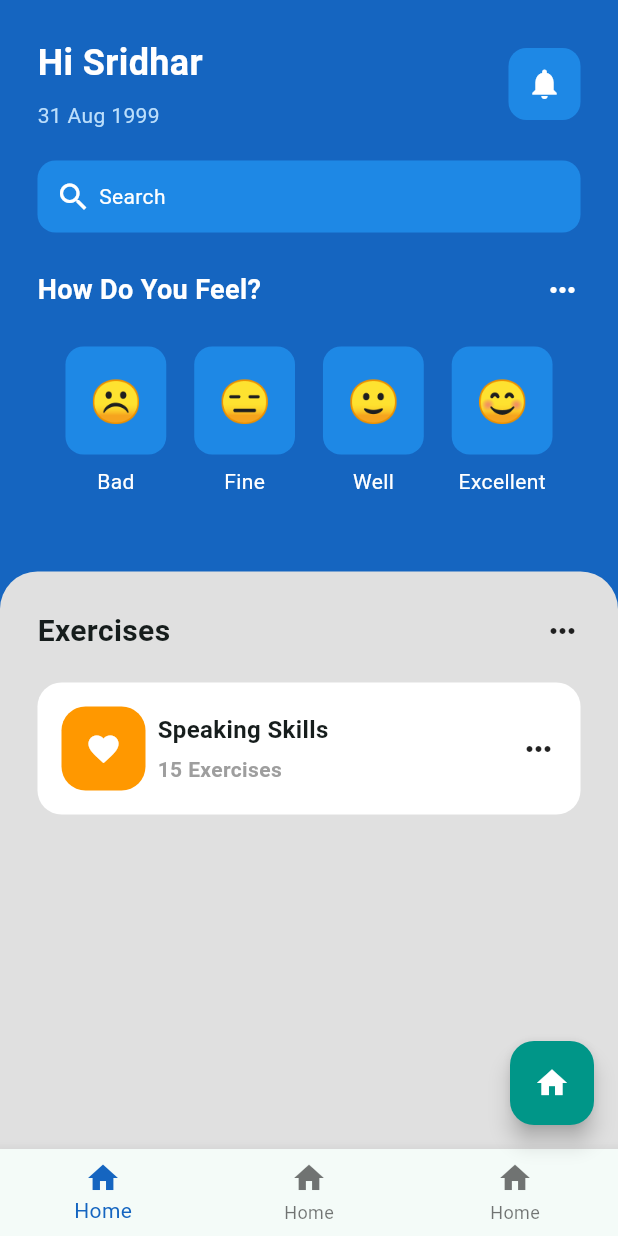
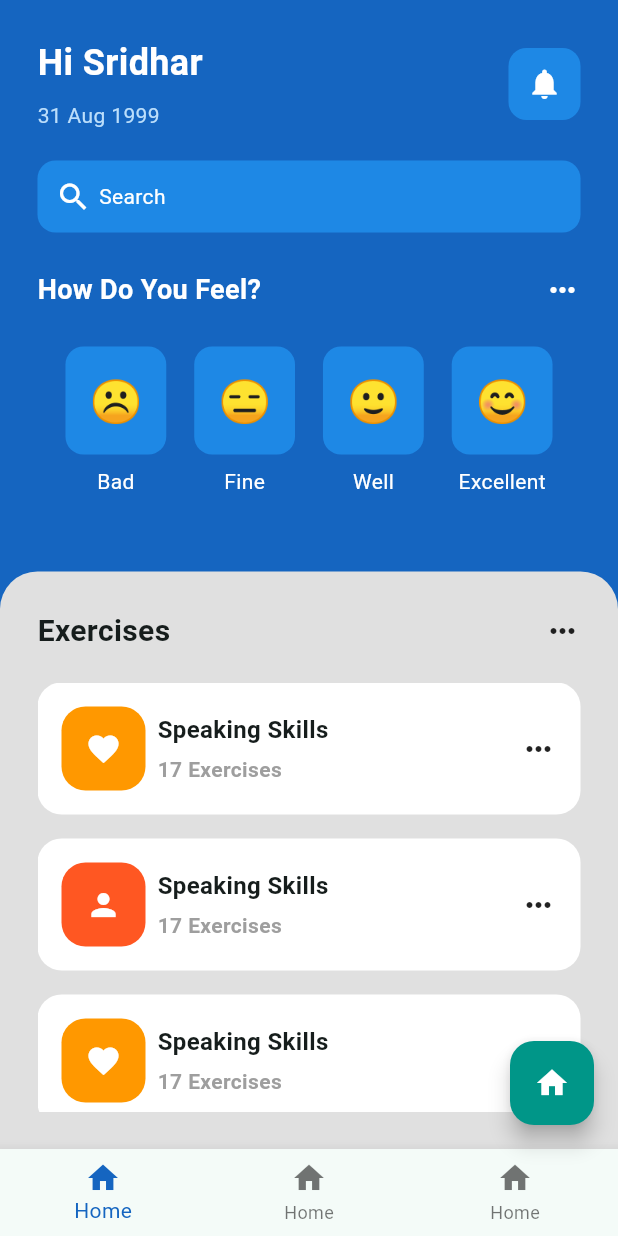
Before and after one commit to Sridharvn/flutter_ui_learning_showcase, a Flutter app: the MentalHealthAppHomeUi screen opened by its route, on a phone screen of 412 x 824 dp. Run offline on Flutter 3.47's test engine with Material 3 defaults, Android fonts, the phone set to English and light mode, and no system bars; our stand-ins replace go_router.

Commit message:
List tile made dynamic

```diff
--- a/lib/pages/mental_health_app_ui/exercise_tile.dart
+++ b/lib/pages/mental_health_app_ui/exercise_tile.dart
@@ -1,13 +1,23 @@
 import 'package:flutter/material.dart';
 
 class ExerciseTile extends StatelessWidget {
+  final icon;
+  final String exerciseName;
+  final String numberOfExercises;
+  final Color;
   const ExerciseTile({
     super.key,
+    required this.icon,
+    required this.exerciseName,
+    required this.numberOfExercises,
+    required this.Color,
   });
 
   @override
   Widget build(BuildContext context) {
-    return Container(
+    return Padding(
+      padding: const EdgeInsets.only(bottom: 16.0),
+      child: Container(
           decoration: BoxDecoration(
               color: Colors.white, borderRadius: BorderRadius.circular(16)),
           padding: EdgeInsets.all(16),
@@ -19,11 +29,11 @@ class ExerciseTile extends StatelessWidget {
                 children: [
                   Container(
                       decoration: BoxDecoration(
-                        color: Colors.orange,
+                          color: Color,
                           borderRadius: BorderRadius.circular(16)),
                       padding: EdgeInsets.all(16),
                       child: Icon(
-                      Icons.favorite,
+                        icon,
                         color: Colors.white,
                       )),
                   Column(
@@ -31,12 +41,12 @@ class ExerciseTile extends StatelessWidget {
                     crossAxisAlignment: CrossAxisAlignment.start,
                     children: [
                       Text(
-                      "Speaking Skills",
-                      style:
-                          TextStyle(fontWeight: FontWeight.bold, fontSize: 16),
+                        exerciseName,
+                        style: TextStyle(
+                            fontWeight: FontWeight.bold, fontSize: 16),
                       ),
                       Text(
-                      "15 Exercises",
+                        "$numberOfExercises Exercises",
                         style: TextStyle(
                             fontWeight: FontWeight.bold,
                             fontSize: 14,
@@ -48,6 +58,7 @@ class ExerciseTile extends StatelessWidget {
               ),
               Icon(Icons.more_horiz)
             ],
-        ));
+          )),
+    );
   }
 }
--- a/lib/pages/mental_health_app_ui/mental_health_app_home_ui.dart
+++ b/lib/pages/mental_health_app_ui/mental_health_app_home_ui.dart
@@ -177,7 +177,27 @@ class _MentalHealthAppHomeUiState extends State<MentalHealthAppHomeUi> {
                         height: 20,
                       ),
                       // List view for Exercises
-                      Expanded(child: ListView(children: [ExerciseTile()]))
+                      Expanded(
+                          child: ListView(children: [
+                        ExerciseTile(
+                          icon: Icons.favorite,
+                          exerciseName: "Speaking Skills",
+                          numberOfExercises: "17",
+                          Color: Colors.orange,
+                        ),
+                        ExerciseTile(
+                          icon: Icons.person,
+                          exerciseName: "Speaking Skills",
+                          numberOfExercises: "17",
+                          Color: Colors.deepOrange,
+                        ),
+                        ExerciseTile(
+                          icon: Icons.favorite,
+                          exerciseName: "Speaking Skills",
+                          numberOfExercises: "17",
+                          Color: Colors.orange,
+                        ),
+                      ]))
                     ],
                   ),
                 ),
```
Lines whose indentation alone changed are shown as unchanged.
